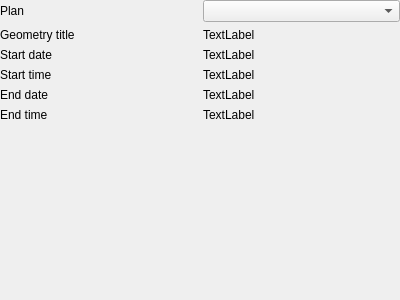
vcloarec/ReosProject, file src/ui/simulationEngine/reoshecrassimulationeditwidget.ui: the form before one commit.
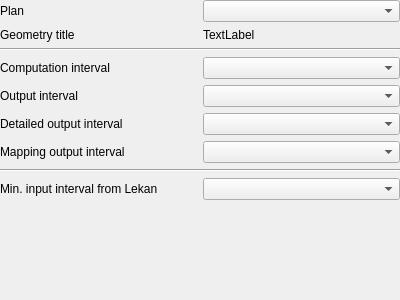
The form after the commit. Custom widgets are drawn as their Qt base class.

Commit message: simulation interval

Patch:
```diff
--- a/src/ui/simulationEngine/reoshecrassimulationeditwidget.ui
+++ b/src/ui/simulationEngine/reoshecrassimulationeditwidget.ui
@@ -26,13 +26,40 @@
    <property name="bottomMargin">
     <number>0</number>
    </property>
+   <item row="4" column="1">
+    <widget class="QLabel" name="label_3">
+     <property name="text">
+      <string>Output interval</string>
+     </property>
+    </widget>
+   </item>
    <item row="0" column="2">
     <widget class="QComboBox" name="mPlansComboBox"/>
    </item>
-   <item row="4" column="1">
+   <item row="5" column="1">
+    <widget class="QLabel" name="label_4">
+     <property name="text">
+      <string>Detailed output interval</string>
+     </property>
+    </widget>
+   </item>
+   <item row="1" column="2">
+    <widget class="QLabel" name="mGeometryLabel">
+     <property name="text">
+      <string>TextLabel</string>
+     </property>
+    </widget>
+   </item>
+   <item row="5" column="2">
+    <widget class="ReosDssIntervalCombo" name="mDetailedInterval"/>
+   </item>
+   <item row="3" column="2">
+    <widget class="ReosDssIntervalCombo" name="mComputeInterval"/>
+   </item>
+   <item row="6" column="1">
     <widget class="QLabel" name="label_5">
      <property name="text">
-      <string>End date</string>
+      <string>Mapping output interval</string>
      </property>
     </widget>
    </item>
@@ -43,35 +70,34 @@
      </property>
     </widget>
    </item>
-   <item row="1" column="2">
-    <widget class="QLabel" name="mGeometryLabel">
-     <property name="text">
-      <string>TextLabel</string>
-     </property>
-    </widget>
-   </item>
    <item row="3" column="1">
-    <widget class="QLabel" name="label_4">
+    <widget class="QLabel" name="label_6">
      <property name="text">
-      <string>Start time</string>
+      <string>Computation interval</string>
      </property>
     </widget>
    </item>
-   <item row="2" column="1">
-    <widget class="QLabel" name="label_3">
-     <property name="text">
-      <string>Start date</string>
+   <item row="2" column="1" colspan="2">
+    <widget class="Line" name="line">
+     <property name="orientation">
+      <enum>Qt::Horizontal</enum>
      </property>
     </widget>
    </item>
-   <item row="1" column="1">
-    <widget class="QLabel" name="label_2">
-     <property name="text">
-      <string>Geometry title</string>
+   <item row="4" column="2">
+    <widget class="ReosDssIntervalCombo" name="mOutputInterval"/>
+   </item>
+   <item row="6" column="2">
+    <widget class="ReosDssIntervalCombo" name="mMappingInterval"/>
+   </item>
+   <item row="7" column="1" colspan="2">
+    <widget class="Line" name="line_2">
+     <property name="orientation">
+      <enum>Qt::Horizontal</enum>
      </property>
     </widget>
    </item>
-   <item row="6" column="1">
+   <item row="9" column="1">
     <spacer name="verticalSpacer">
      <property name="orientation">
       <enum>Qt::Vertical</enum>
@@ -84,43 +110,32 @@
      </property>
     </spacer>
    </item>
-   <item row="5" column="1">
-    <widget class="QLabel" name="label_6">
+   <item row="1" column="1">
+    <widget class="QLabel" name="label_2">
      <property name="text">
-      <string>End time</string>
+      <string>Geometry title</string>
      </property>
     </widget>
    </item>
-   <item row="2" column="2">
-    <widget class="QLabel" name="mStartDateLabel">
+   <item row="8" column="1">
+    <widget class="QLabel" name="label_7">
      <property name="text">
-      <string>TextLabel</string>
+      <string>Min. input interval from Lekan</string>
      </property>
     </widget>
    </item>
-   <item row="3" column="2">
-    <widget class="QLabel" name="mStartTimeLabel">
-     <property name="text">
-      <string>TextLabel</string>
-     </property>
-    </widget>
-   </item>
-   <item row="4" column="2">
-    <widget class="QLabel" name="mEndDateLabel">
-     <property name="text">
-      <string>TextLabel</string>
-     </property>
-    </widget>
-   </item>
-   <item row="5" column="2">
-    <widget class="QLabel" name="mEndTimeLabel">
-     <property name="text">
-      <string>TextLabel</string>
-     </property>
-    </widget>
+   <item row="8" column="2">
+    <widget class="ReosDssIntervalCombo" name="mMinInputInterval"/>
    </item>
   </layout>
  </widget>
+ <customwidgets>
+  <customwidget>
+   <class>ReosDssIntervalCombo</class>
+   <extends>QComboBox</extends>
+   <header>reosdssutils.h</header>
+  </customwidget>
+ </customwidgets>
  <resources/>
  <connections/>
 </ui>
```
The commit also changes 15 other files.
